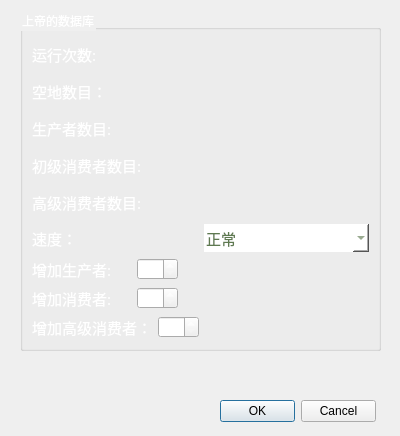
The window that settingdialog.ui (CieloSun/LifeGameGUI) describes before a commit, drawn with Qt 5.
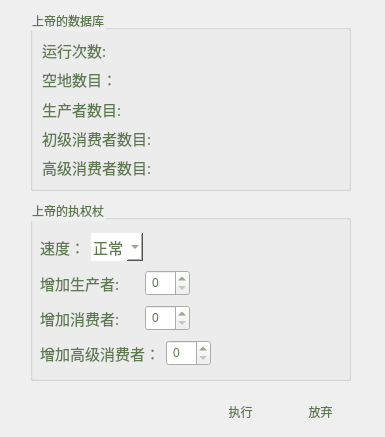
The same window after the commit.

```diff
--- a/settingdialog.ui
+++ b/settingdialog.ui
@@ -6,8 +6,8 @@
    <rect>
     <x>0</x>
     <y>0</y>
-    <width>400</width>
-    <height>436</height>
+    <width>385</width>
+    <height>437</height>
    </rect>
   </property>
   <property name="windowTitle">
@@ -16,15 +16,15 @@
   <widget class="QGroupBox" name="groupBox">
    <property name="geometry">
     <rect>
-     <x>20</x>
+     <x>30</x>
      <y>10</y>
-     <width>361</width>
-     <height>341</height>
+     <width>321</width>
+     <height>181</height>
     </rect>
    </property>
    <property name="styleSheet">
     <string notr="true">font: 12pt &quot;黑体&quot;;
-color: rgb(255, 255, 255);</string>
+color: rgb(94, 121, 80);</string>
    </property>
    <property name="title">
     <string>上帝的数据库</string>
@@ -43,6 +43,9 @@
           <bold>false</bold>
          </font>
         </property>
+        <property name="toolTip">
+         <string>&lt;html&gt;&lt;head/&gt;&lt;body&gt;&lt;p&gt;run times&lt;/p&gt;&lt;/body&gt;&lt;/html&gt;</string>
+        </property>
         <property name="styleSheet">
          <string notr="true">font: 11pt &quot;黑体&quot;;</string>
         </property>
@@ -61,6 +64,19 @@
         </property>
        </widget>
       </item>
+      <item>
+       <spacer name="horizontalSpacer_5">
+        <property name="orientation">
+         <enum>Qt::Horizontal</enum>
+        </property>
+        <property name="sizeHint" stdset="0">
+         <size>
+          <width>40</width>
+          <height>20</height>
+         </size>
+        </property>
+       </spacer>
+      </item>
      </layout>
     </item>
     <item>
@@ -76,6 +92,9 @@
           <bold>false</bold>
          </font>
         </property>
+        <property name="toolTip">
+         <string>&lt;html&gt;&lt;head/&gt;&lt;body&gt;&lt;p&gt;empty number&lt;/p&gt;&lt;/body&gt;&lt;/html&gt;</string>
+        </property>
         <property name="styleSheet">
          <string notr="true">font: 11pt &quot;黑体&quot;;</string>
         </property>
@@ -94,6 +113,19 @@
         </property>
        </widget>
       </item>
+      <item>
+       <spacer name="horizontalSpacer_6">
+        <property name="orientation">
+         <enum>Qt::Horizontal</enum>
+        </property>
+        <property name="sizeHint" stdset="0">
+         <size>
+          <width>40</width>
+          <height>20</height>
+         </size>
+        </property>
+       </spacer>
+      </item>
      </layout>
     </item>
     <item>
@@ -109,6 +141,9 @@
           <bold>false</bold>
          </font>
         </property>
+        <property name="toolTip">
+         <string>&lt;html&gt;&lt;head/&gt;&lt;body&gt;&lt;p&gt;producer number&lt;/p&gt;&lt;/body&gt;&lt;/html&gt;</string>
+        </property>
         <property name="styleSheet">
          <string notr="true">font: 11pt &quot;黑体&quot;;</string>
         </property>
@@ -127,6 +162,19 @@
         </property>
        </widget>
       </item>
+      <item>
+       <spacer name="horizontalSpacer_7">
+        <property name="orientation">
+         <enum>Qt::Horizontal</enum>
+        </property>
+        <property name="sizeHint" stdset="0">
+         <size>
+          <width>40</width>
+          <height>20</height>
+         </size>
+        </property>
+       </spacer>
+      </item>
      </layout>
     </item>
     <item>
@@ -142,6 +190,9 @@
           <bold>false</bold>
          </font>
         </property>
+        <property name="toolTip">
+         <string>&lt;html&gt;&lt;head/&gt;&lt;body&gt;&lt;p&gt;primary consumer number&lt;/p&gt;&lt;/body&gt;&lt;/html&gt;</string>
+        </property>
         <property name="styleSheet">
          <string notr="true">font: 11pt &quot;黑体&quot;;</string>
         </property>
@@ -160,6 +211,19 @@
         </property>
        </widget>
       </item>
+      <item>
+       <spacer name="horizontalSpacer_8">
+        <property name="orientation">
+         <enum>Qt::Horizontal</enum>
+        </property>
+        <property name="sizeHint" stdset="0">
+         <size>
+          <width>40</width>
+          <height>20</height>
+         </size>
+        </property>
+       </spacer>
+      </item>
      </layout>
     </item>
     <item>
@@ -175,6 +239,9 @@
           <bold>false</bold>
          </font>
         </property>
+        <property name="toolTip">
+         <string>&lt;html&gt;&lt;head/&gt;&lt;body&gt;&lt;p&gt;high consumer number&lt;/p&gt;&lt;/body&gt;&lt;/html&gt;</string>
+        </property>
         <property name="styleSheet">
          <string notr="true">font: 11pt &quot;黑体&quot;;</string>
         </property>
@@ -193,9 +260,50 @@
         </property>
        </widget>
       </item>
-     </layout>
-    </item>
     <item>
+       <spacer name="horizontalSpacer_9">
+        <property name="orientation">
+         <enum>Qt::Horizontal</enum>
+        </property>
+        <property name="sizeHint" stdset="0">
+         <size>
+          <width>40</width>
+          <height>20</height>
+         </size>
+        </property>
+       </spacer>
+      </item>
+     </layout>
+    </item>
+   </layout>
+  </widget>
+  <widget class="QGroupBox" name="groupBox_2">
+   <property name="geometry">
+    <rect>
+     <x>30</x>
+     <y>200</y>
+     <width>321</width>
+     <height>181</height>
+    </rect>
+   </property>
+   <property name="styleSheet">
+    <string notr="true">font: 12pt &quot;黑体&quot;;
+color: rgb(94, 121, 80);</string>
+   </property>
+   <property name="title">
+    <string>上帝的执权杖</string>
+   </property>
+   <widget class="QWidget" name="layoutWidget">
+    <property name="geometry">
+     <rect>
+      <x>10</x>
+      <y>30</y>
+      <width>301</width>
+      <height>141</height>
+     </rect>
+    </property>
+    <layout class="QGridLayout" name="gridLayout">
+     <item row="0" column="0">
      <layout class="QHBoxLayout" name="horizontalLayout_9">
       <item>
        <widget class="QLabel" name="speedLabel">
@@ -208,6 +316,9 @@
           <bold>false</bold>
          </font>
         </property>
+         <property name="toolTip">
+          <string>&lt;html&gt;&lt;head/&gt;&lt;body&gt;&lt;p&gt;Changing speed&lt;/p&gt;&lt;/body&gt;&lt;/html&gt;</string>
+         </property>
         <property name="styleSheet">
          <string notr="true">font: 11pt &quot;黑体&quot;;</string>
         </property>
@@ -253,9 +364,22 @@
         </item>
        </widget>
       </item>
-     </layout>
-    </item>
     <item>
+        <spacer name="horizontalSpacer_2">
+         <property name="orientation">
+          <enum>Qt::Horizontal</enum>
+         </property>
+         <property name="sizeHint" stdset="0">
+          <size>
+           <width>40</width>
+           <height>20</height>
+          </size>
+         </property>
+        </spacer>
+       </item>
+      </layout>
+     </item>
+     <item row="1" column="0">
      <layout class="QHBoxLayout" name="horizontalLayout_5">
       <item>
        <widget class="QLabel" name="highLabel_2">
@@ -268,6 +392,9 @@
           <bold>false</bold>
          </font>
         </property>
+         <property name="toolTip">
+          <string>&lt;html&gt;&lt;head/&gt;&lt;body&gt;&lt;p&gt;Adding producer&lt;/p&gt;&lt;/body&gt;&lt;/html&gt;</string>
+         </property>
         <property name="styleSheet">
          <string notr="true">font: 11pt &quot;黑体&quot;;</string>
         </property>
@@ -277,7 +404,12 @@
        </widget>
       </item>
       <item>
-       <widget class="QSpinBox" name="ProducerBox"/>
+        <widget class="QSpinBox" name="ProducerBox">
+         <property name="styleSheet">
+          <string notr="true">selection-background-color: rgb(185, 236, 144);
+padding:2px;</string>
+         </property>
+        </widget>
       </item>
       <item>
        <spacer name="horizontalSpacer">
@@ -294,7 +426,7 @@
       </item>
      </layout>
     </item>
-    <item>
+     <item row="2" column="0">
      <layout class="QHBoxLayout" name="horizontalLayout_6">
       <item>
        <widget class="QLabel" name="highLabel_3">
@@ -307,8 +439,12 @@
           <bold>false</bold>
          </font>
         </property>
+         <property name="toolTip">
+          <string>&lt;html&gt;&lt;head/&gt;&lt;body&gt;&lt;p&gt;Adding primary consumer&lt;/p&gt;&lt;/body&gt;&lt;/html&gt;</string>
+         </property>
         <property name="styleSheet">
-         <string notr="true">font: 11pt &quot;黑体&quot;;</string>
+          <string notr="true">font: 11pt &quot;黑体&quot;;
+</string>
         </property>
         <property name="text">
          <string>增加消费者:     </string>
@@ -316,7 +452,12 @@
        </widget>
       </item>
       <item>
-       <widget class="QSpinBox" name="ConsumerBox"/>
+        <widget class="QSpinBox" name="ConsumerBox">
+         <property name="styleSheet">
+          <string notr="true">selection-background-color: rgb(185, 236, 144);
+padding:2px;</string>
+         </property>
+        </widget>
       </item>
       <item>
        <spacer name="horizontalSpacer_4">
@@ -333,7 +474,7 @@
       </item>
      </layout>
     </item>
-    <item>
+     <item row="3" column="0">
      <layout class="QHBoxLayout" name="horizontalLayout_7">
       <item>
        <widget class="QLabel" name="highLabel_4">
@@ -346,6 +487,9 @@
           <bold>false</bold>
          </font>
         </property>
+         <property name="toolTip">
+          <string>&lt;html&gt;&lt;head/&gt;&lt;body&gt;&lt;p&gt;Adding high consumer&lt;/p&gt;&lt;/body&gt;&lt;/html&gt;</string>
+         </property>
         <property name="styleSheet">
          <string notr="true">font: 11pt &quot;黑体&quot;;</string>
         </property>
@@ -355,7 +499,12 @@
        </widget>
       </item>
       <item>
-       <widget class="QSpinBox" name="HighConsumerBox"/>
+        <widget class="QSpinBox" name="HighConsumerBox">
+         <property name="styleSheet">
+          <string notr="true">selection-background-color: rgb(185, 236, 144);
+padding:2px;</string>
+         </property>
+        </widget>
       </item>
       <item>
        <spacer name="horizontalSpacer_3">
@@ -374,17 +523,48 @@
     </item>
    </layout>
   </widget>
-  <widget class="QDialogButtonBox" name="buttonBox">
+  </widget>
+  <widget class="QPushButton" name="okButton">
    <property name="geometry">
     <rect>
-     <x>220</x>
+     <x>210</x>
      <y>400</y>
-     <width>156</width>
+     <width>61</width>
      <height>23</height>
     </rect>
    </property>
-   <property name="standardButtons">
-    <set>QDialogButtonBox::Cancel|QDialogButtonBox::Ok</set>
+   <property name="toolTip">
+    <string>&lt;html&gt;&lt;head/&gt;&lt;body&gt;&lt;p&gt;Apply&lt;/p&gt;&lt;/body&gt;&lt;/html&gt;</string>
+   </property>
+   <property name="styleSheet">
+    <string notr="true">font: 12pt &quot;黑体&quot;;
+
+color: rgb(94, 121, 80);
+border:0px;</string>
+   </property>
+   <property name="text">
+    <string>执行</string>
+   </property>
+  </widget>
+  <widget class="QPushButton" name="noButton">
+   <property name="geometry">
+    <rect>
+     <x>290</x>
+     <y>400</y>
+     <width>61</width>
+     <height>23</height>
+    </rect>
+   </property>
+   <property name="toolTip">
+    <string>&lt;html&gt;&lt;head/&gt;&lt;body&gt;&lt;p&gt;Cancel&lt;/p&gt;&lt;/body&gt;&lt;/html&gt;</string>
+   </property>
+   <property name="styleSheet">
+    <string notr="true">font: 12pt &quot;黑体&quot;;
+color: rgb(94, 121, 80);
+border:0px;</string>
+   </property>
+   <property name="text">
+    <string>放弃</string>
    </property>
   </widget>
  </widget>
```
Left out of the diff: 24 changed lines with no effect on the pictures. Lines whose indentation alone changed are shown as unchanged.
